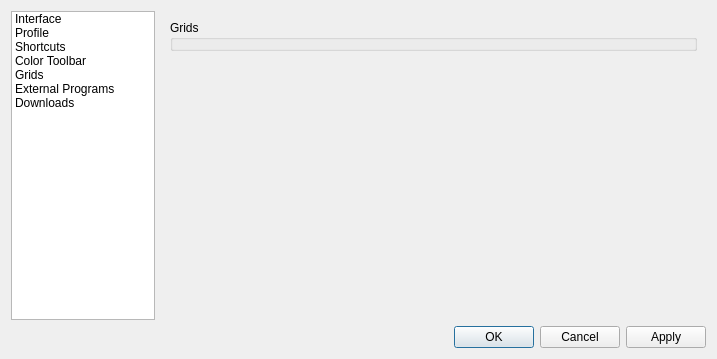
crimsondusk/ldforge, file ui/config.ui: the form before one commit.
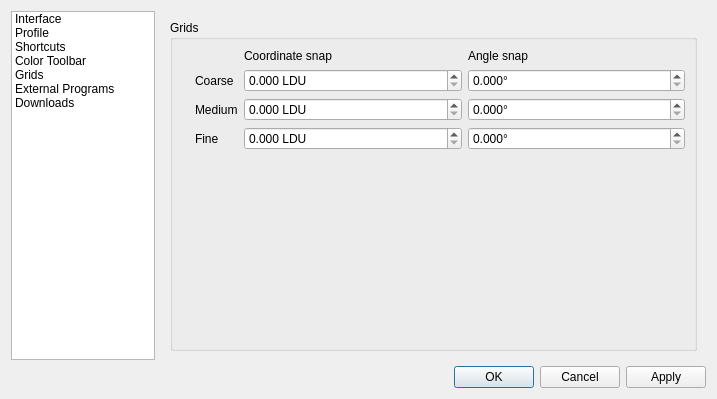
The form after the commit. The open tabs and pages were chosen to show the change. Icons and pictures are not drawn.

Commit message: - changed the config dialog's grid ui from being dynamically generated into a static one in the designer interface

What changed in the file:
```diff
--- a/ui/config.ui
+++ b/ui/config.ui
@@ -7,7 +7,7 @@
     <x>0</x>
     <y>0</y>
     <width>717</width>
-    <height>359</height>
+    <height>399</height>
    </rect>
   </property>
   <property name="windowTitle">
@@ -612,21 +612,170 @@
            <property name="title">
             <string>Grids</string>
            </property>
+           <layout class="QVBoxLayout" name="verticalLayout_2">
+            <item>
+             <layout class="QGridLayout" name="gridLayout" columnstretch="0,0,1,1">
+              <item row="0" column="2">
+               <widget class="QLabel" name="label_15">
+                <property name="text">
+                 <string>Coordinate snap</string>
+                </property>
+               </widget>
+              </item>
+              <item row="0" column="3">
+               <widget class="QLabel" name="label_16">
+                <property name="text">
+                 <string>Angle snap</string>
+                </property>
+               </widget>
+              </item>
+              <item row="1" column="0">
+               <widget class="QLabel" name="label_6">
+                <property name="text">
+                 <string/>
+                </property>
+                <property name="pixmap">
+                 <pixmap resource="../ldforge.qrc">:/icons/grid-coarse.png</pixmap>
+                </property>
+               </widget>
+              </item>
+              <item row="1" column="1">
+               <widget class="QLabel" name="label_12">
+                <property name="text">
+                 <string>Coarse</string>
+                </property>
+               </widget>
+              </item>
+              <item row="1" column="2">
+               <widget class="QDoubleSpinBox" name="gridCoarseCoordinateSnap">
+                <property name="suffix">
+                 <string> LDU</string>
+                </property>
+                <property name="decimals">
+                 <number>3</number>
+                </property>
+                <property name="maximum">
+                 <double>10000.000000000000000</double>
+                </property>
+               </widget>
+              </item>
+              <item row="1" column="3">
+               <widget class="QDoubleSpinBox" name="gridCoarseAngleSnap">
+                <property name="suffix">
+                 <string>°</string>
+                </property>
+                <property name="decimals">
+                 <number>3</number>
+                </property>
+                <property name="maximum">
+                 <double>360.000000000000000</double>
+                </property>
+               </widget>
+              </item>
+              <item row="2" column="0">
+               <widget class="QLabel" name="label_10">
+                <property name="text">
+                 <string/>
+                </property>
+                <property name="pixmap">
+                 <pixmap resource="../ldforge.qrc">:/icons/grid-medium.png</pixmap>
+                </property>
+               </widget>
+              </item>
+              <item row="2" column="1">
+               <widget class="QLabel" name="label_13">
+                <property name="text">
+                 <string>Medium</string>
+                </property>
+               </widget>
+              </item>
+              <item row="2" column="2">
+               <widget class="QDoubleSpinBox" name="gridMediumCoordinateSnap">
+                <property name="suffix">
+                 <string> LDU</string>
+                </property>
+                <property name="decimals">
+                 <number>3</number>
+                </property>
+                <property name="maximum">
+                 <double>10000.000000000000000</double>
+                </property>
+               </widget>
+              </item>
+              <item row="2" column="3">
+               <widget class="QDoubleSpinBox" name="gridMediumAngleSnap">
+                <property name="suffix">
+                 <string>°</string>
+                </property>
+                <property name="decimals">
+                 <number>3</number>
+                </property>
+                <property name="maximum">
+                 <double>360.000000000000000</double>
+                </property>
+               </widget>
+              </item>
+              <item row="3" column="0">
+               <widget class="QLabel" name="label_11">
+                <property name="text">
+                 <string/>
+                </property>
+                <property name="pixmap">
+                 <pixmap resource="../ldforge.qrc">:/icons/grid-fine.png</pixmap>
+                </property>
+               </widget>
+              </item>
+              <item row="3" column="1">
+               <widget class="QLabel" name="label_14">
+                <property name="text">
+                 <string>Fine</string>
+                </property>
+               </widget>
+              </item>
+              <item row="3" column="2">
+               <widget class="QDoubleSpinBox" name="gridFineCoordinateSnap">
+                <property name="suffix">
+                 <string> LDU</string>
+                </property>
+                <property name="decimals">
+                 <number>3</number>
+                </property>
+                <property name="maximum">
+                 <double>10000.000000000000000</double>
+                </property>
+               </widget>
+              </item>
+              <item row="3" column="3">
+               <widget class="QDoubleSpinBox" name="gridFineAngleSnap">
+                <property name="suffix">
+                 <string>°</string>
+                </property>
+                <property name="decimals">
+                 <number>3</number>
+                </property>
+                <property name="maximum">
+                 <double>360.000000000000000</double>
+                </property>
+               </widget>
+              </item>
+             </layout>
+            </item>
+            <item>
+             <spacer name="verticalSpacer">
+              <property name="orientation">
+               <enum>Qt::Vertical</enum>
+              </property>
+              <property name="sizeHint" stdset="0">
+               <size>
+                <width>20</width>
+                <height>165</height>
+               </size>
+              </property>
+             </spacer>
+            </item>
+           </layout>
           </widget>
          </item>
-         <item>
-          <spacer name="verticalSpacer">
-           <property name="orientation">
-            <enum>Qt::Vertical</enum>
-           </property>
-           <property name="sizeHint" stdset="0">
-            <size>
-             <width>20</width>
-             <height>40</height>
-            </size>
-           </property>
-          </spacer>
-         </item>
         </layout>
        </widget>
        <widget class="QWidget" name="page_8">
```
The commit also changes 2 other files.
